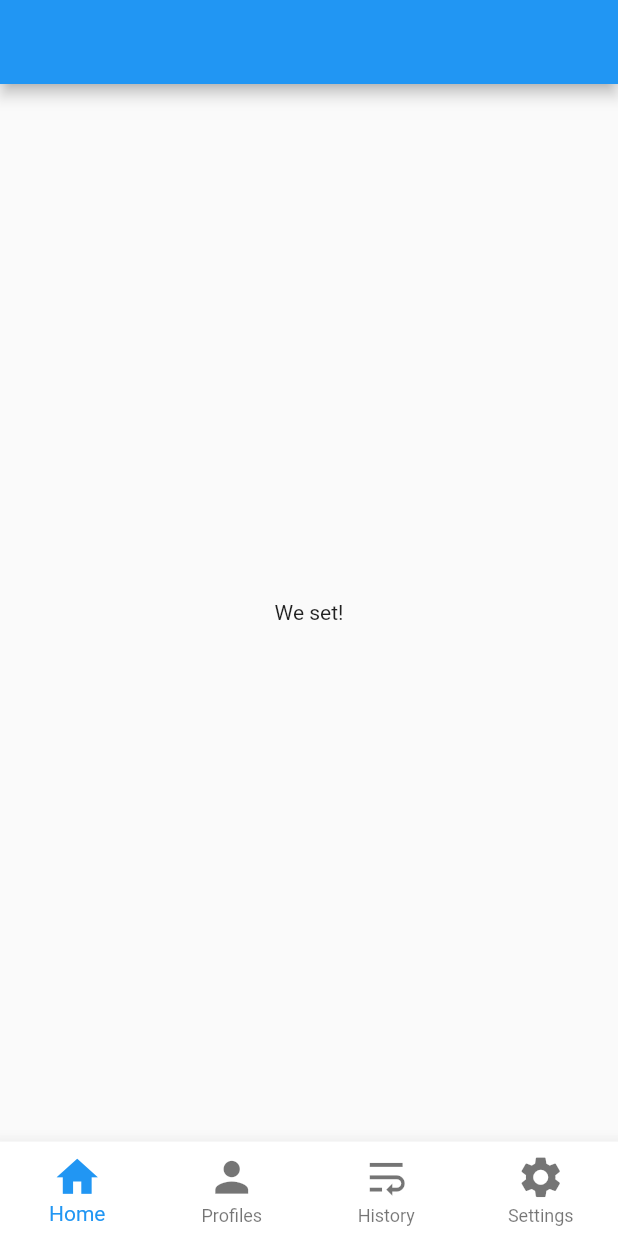
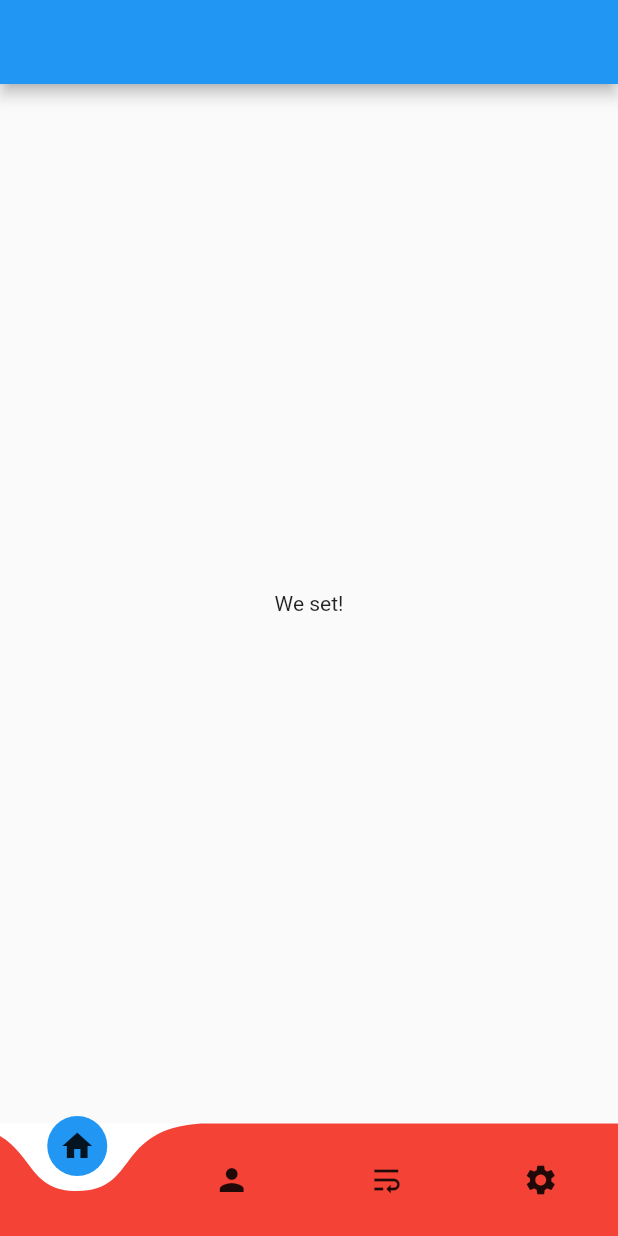
Before and after one commit to Skill-Share/SkillShare, a Flutter app: the screen it shows after launch, on a phone screen of 412 x 824 dp. Run offline on Flutter 3.47's test engine with Material 2 defaults, Android fonts, the phone set to English and light mode, and no system bars; drawn by our look-alikes of curved_navigation_bar; our stand-ins replace get_it.

Commit message:
structure setup

```diff
--- a/lib/main.dart
+++ b/lib/main.dart
@@ -5,6 +5,7 @@ import 'package:SkillShare/Views/settings_view.dart';
 import 'package:SkillShare/core/classes/bottom_nav.dart';
 import 'package:SkillShare/locator.dart';
 import 'package:SkillShare/routes.dart';
+import 'package:curved_navigation_bar/curved_navigation_bar.dart';
 import 'package:flutter/material.dart';
 
 void main() {
@@ -68,48 +69,23 @@ class _MyHomePageState extends State<MyHomePage> {
   }
 
 
-  BottomNavigationBar _bottomNavBar(Size screenSize) => BottomNavigationBar(
-    elevation: 10.0,
-    currentIndex: _currentIndex,
-    iconSize: screenSize.height/25,
-    type: BottomNavigationBarType.fixed,
+  CurvedNavigationBar _bottomNavBar(Size screenSize) => CurvedNavigationBar(
     backgroundColor: Colors.white,
     onTap: (index){
       setState(() {
         _currentIndex = index;
       });
     },
+    buttonBackgroundColor: Colors.blue,
+    color: Colors.red,
     items: allNavs,
+    animationDuration: Duration(milliseconds: 400),
   );
 
-  List<BottomNavigationBarItem> allNavs = [
-    BottomNavigationBarItem(
-      icon: Icon(Icons.home),
-      title: Text(
-        "Home",
-        style: TextStyle( fontWeight: FontWeight.bold),
-      ),
-    ),
-    BottomNavigationBarItem(
-      icon: Icon(Icons.person, ),
-      title: Text(
-        "Profiles",
-        style: TextStyle(),
-      ),
-    ),
-    BottomNavigationBarItem(
-      icon: Icon(Icons.wrap_text, ),
-      title: Text(
-        "History",
-        style: TextStyle(),
-      ),
-    ),
-    BottomNavigationBarItem(
-      icon: Icon(Icons.settings, ),
-      title: Text(
-        "Settings",
-        style: TextStyle(),
-      ),
-    ),
+  List<Widget> allNavs = [
+    Icon(Icons.home),
+    Icon(Icons.person, ),
+    Icon(Icons.wrap_text, ),
+    Icon(Icons.settings, ),
   ];
 }
```
